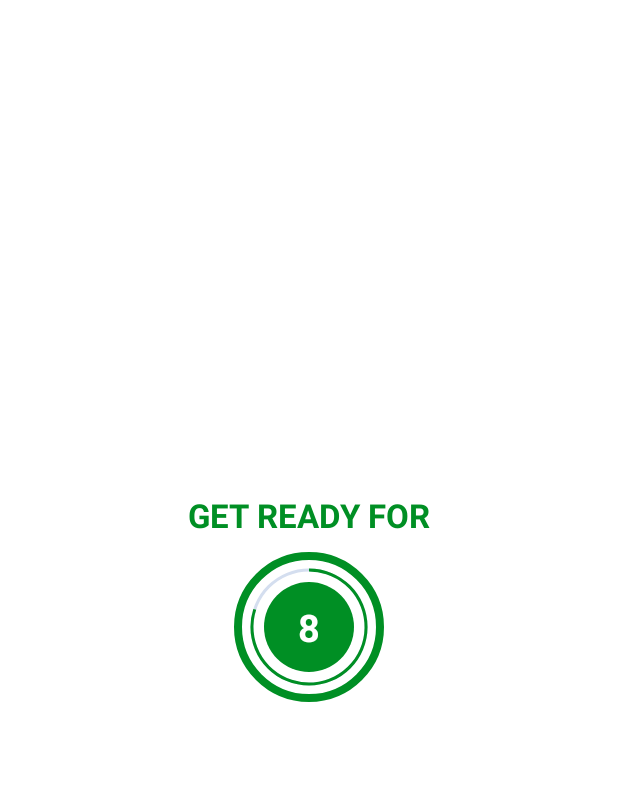
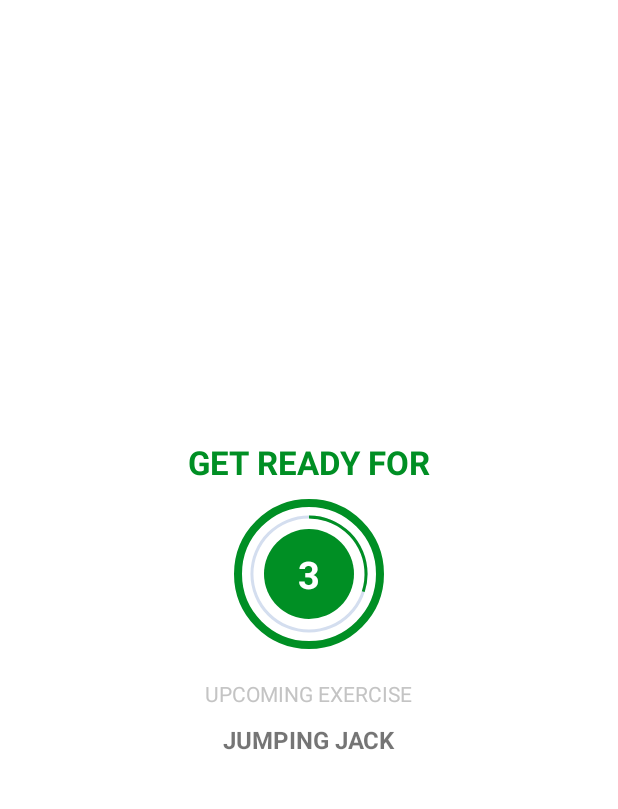
Before and after one commit to raitenshi10/AndroidStudioProject, an Android app: the ExerciseActivity screen opened directly, with no data from a screen before it, on a phone screen of 412 x 824 dp, the part 62-871 px from its top. Run offline under Robolectric (Android 15) with nearby library versions, the phone set to English and light mode, and no system bars.

Commit message:
adding the constants and the models for the exercise

```diff
--- a/7MinsWorkout/app/src/main/java/com/example/a7minsworkout/Constant.kt
+++ b/7MinsWorkout/app/src/main/java/com/example/a7minsworkout/Constant.kt
@@ -7,7 +7,7 @@ class Constant {
 
             val jumpingJacks = ExerciseModels(
                 1,
-                "Jumping Jacks",
+                "JUMPING JACK",
                 R.drawable.ic_jumping_jacks,
                 false,
                 false
@@ -16,7 +16,7 @@ class Constant {
 
             val squat = ExerciseModels(
                 2,
-                "Squat",
+                "SQUAT",
                 R.drawable.ic_squat,
                 false,
                 false
@@ -25,7 +25,7 @@ class Constant {
 
             val abdominalCrunch = ExerciseModels(
                 3,
-                "Abdominal Crunch",
+                "ABDOMINAL CRUNCH",
                 R.drawable.ic_abdominal_crunch,
                 false,
                 false
@@ -34,7 +34,7 @@ class Constant {
 
             val highKneesRunning = ExerciseModels(
                 4,
-                "High Knees Running in Place",
+                "HIGH KNEES RUNNING IN PLACE",
                 R.drawable.ic_high_knees_running_in_place,
                 false,
                 false
@@ -43,7 +43,7 @@ class Constant {
 
             val lung = ExerciseModels(
                 5,
-                "Lunge",
+                "LUNGE",
                 R.drawable.ic_lunge,
                 false,
                 false
--- a/7MinsWorkout/app/src/main/java/com/example/a7minsworkout/ExerciseActivity.kt
+++ b/7MinsWorkout/app/src/main/java/com/example/a7minsworkout/ExerciseActivity.kt
@@ -13,6 +13,8 @@ class ExerciseActivity : AppCompatActivity() {
     private var restProgress = 0
     private var exerciseTime: CountDownTimer? = null
     private var exerciseProgress = 0
+    private var exerciseList : ArrayList<ExerciseModels>? = null
+    private var currentExercisePosition = -1
 
     override fun onCreate(savedInstanceState: Bundle?) {
         super.onCreate(savedInstanceState)
@@ -31,6 +33,8 @@ class ExerciseActivity : AppCompatActivity() {
         }
 
         setupRestView()
+
+        exerciseList = Constant.defaultExerciseList()
     }
 
     override fun onDestroy() {
@@ -41,28 +45,25 @@ class ExerciseActivity : AppCompatActivity() {
         }
     }
 
-    /** The methods all written here
+    /** The methods all are written here
      *
      */
-
+    // A Function to seting up the countdown progress bar
     private fun setRestProgressBar() {
         progress_bar.progress = restProgress
-        restTime = object : CountDownTimer(10000, 1000) {
+        restTime = object : CountDownTimer(5000, 1000) {
             override fun onTick(millisUntilFinished: Long) {
                 restProgress ++
-                progress_bar.progress = 10-restProgress
-                tv_timer.text = (10-restProgress).toString()
+                progress_bar.progress = 5-restProgress
+                tv_timer.text = (5-restProgress).toString()
             }
             override fun onFinish() {
-                Toast.makeText(
-                    this@ExerciseActivity,
-                    "Here we go", Toast.LENGTH_SHORT)
-                    .show()
+                currentExercisePosition ++
                 setupExerciseView()
             }
         }.start()
     }
-
+    // A Function to setting the countdown of exercise progress bar
     private fun setExerciseProgressBar() {
         progress_bar_exercise.progress = exerciseProgress
         exerciseTime = object : CountDownTimer(30000, 1000) {
@@ -72,10 +73,12 @@ class ExerciseActivity : AppCompatActivity() {
                 tv_exercise.text = (30-exerciseProgress).toString()
             }
             override fun onFinish() {
-                Toast.makeText(
-                    this@ExerciseActivity,
-                    "Next Exercise", Toast.LENGTH_LONG)
-                    .show()
+                if (currentExercisePosition < exerciseList!!.size - 1) {
+                    setupRestView()
+                }else {
+                    Toast.makeText(this@ExerciseActivity, "The exercise is Finished", Toast.LENGTH_LONG)
+                        .show()
+                }
             }
         }.start()
     }
@@ -102,5 +105,8 @@ class ExerciseActivity : AppCompatActivity() {
             exerciseProgress = 0
         }
         setExerciseProgressBar()
+        iv_exercise.setImageResource(exerciseList!![currentExercisePosition].image)
+        tv_exercise_name.text = exerciseList!![currentExercisePosition].name
+        tv_upcoming_exercise.text = exerciseList!![currentExercisePosition+1].name
     }
 }
--- a/7MinsWorkout/app/src/main/res/layout/activity_exercise.xml
+++ b/7MinsWorkout/app/src/main/res/layout/activity_exercise.xml
@@ -68,6 +68,24 @@
                     tools:text="10"/>
             </androidx.appcompat.widget.LinearLayoutCompat>
         </FrameLayout>
+
+        <androidx.appcompat.widget.AppCompatTextView
+            android:layout_width="wrap_content"
+            android:layout_height="wrap_content"
+            android:text="UPCOMING EXERCISE"
+            android:paddingTop="20dp"
+            android:textColor="@color/colorHighlighted"/>
+
+        <androidx.appcompat.widget.AppCompatTextView
+            android:id="@+id/tv_upcoming_exercise"
+            android:layout_width="wrap_content"
+            android:layout_height="wrap_content"
+            android:text="JUMPING JACK"
+            android:textSize="16dp"
+            android:textStyle="bold"
+            android:paddingTop="10dp"/>
+
+
     </androidx.appcompat.widget.LinearLayoutCompat>
 
     <androidx.appcompat.widget.LinearLayoutCompat
@@ -79,10 +97,20 @@
         android:orientation="vertical"
         android:visibility="gone">
 
+        <androidx.appcompat.widget.AppCompatImageView
+            android:id="@+id/iv_exercise"
+            android:layout_width="match_parent"
+            android:layout_height="0dp"
+            android:scaleType="fitXY"
+            android:layout_weight="1"
+            android:contentDescription="@string/image"
+            android:src="@drawable/ic_jumping_jacks"/>
+
         <androidx.appcompat.widget.AppCompatTextView
+            android:id="@+id/tv_exercise_name"
             android:layout_width="wrap_content"
             android:layout_height="wrap_content"
-            android:text="EXERCISE IS STARTED"
+            android:text="EXERCISE NAME"
             android:textColor="@color/colorAccent"
             android:textSize="22sp"
             android:textStyle="bold"/>
@@ -120,7 +148,7 @@
                     android:textColor="#FFFFFF"
                     android:textSize="25sp"
                     android:textStyle="bold"
-                    tools:text="10"/>
+                    tools:text="60"/>
             </androidx.appcompat.widget.LinearLayoutCompat>
         </FrameLayout>
     </androidx.appcompat.widget.LinearLayoutCompat>
```
